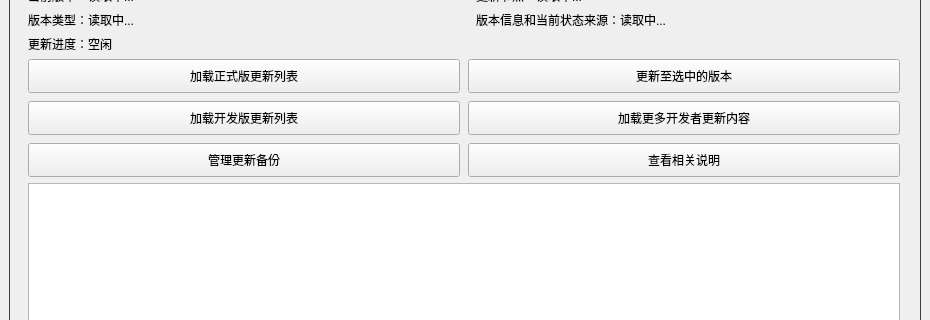
Qt form resource/ui/FAA_3.0.ui (StareAbyss/FoodsVsMiceAutoAssistant) before a commit; both pictures show x 0 to 930 and y 112 to 432 of the 930 by 760 pixel window.
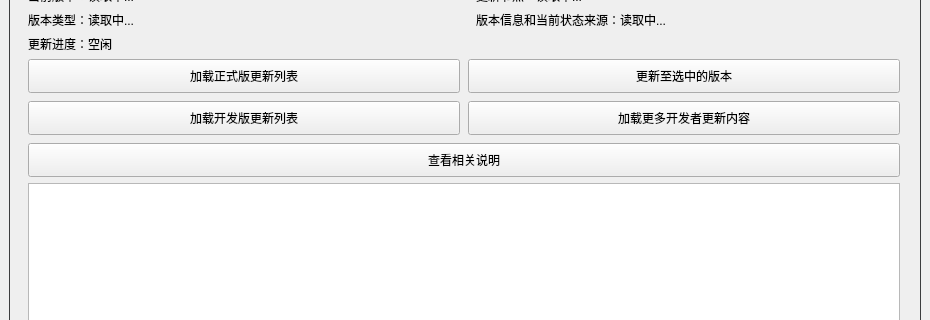
The same form after that commit. The open tabs and pages were chosen to show the change. Icons and pictures are not drawn. Custom widgets are drawn as their Qt base class.

Commit message: feat(安装器): 新增原生环境安装器与快速启动入口，支持环境检测、修复、卸除及备份恢复

Patch:
```diff
--- a/resource/ui/FAA_3.0.ui
+++ b/resource/ui/FAA_3.0.ui
@@ -7434,20 +7434,7 @@
                  </property>
                 </widget>
                </item>
-               <item row="2" column="0">
-                <widget class="QPushButton" name="BackupManagerButton">
-                 <property name="minimumSize">
-                  <size>
-                   <width>0</width>
-                   <height>34</height>
-                  </size>
-                 </property>
-                 <property name="text">
-                  <string>管理更新备份</string>
-                 </property>
-                </widget>
-               </item>
-               <item row="2" column="1">
+               <item row="2" column="0" colspan="2">
                 <widget class="QPushButton" name="UpdateHelpButton">
                  <property name="minimumSize">
                   <size>
```
The commit also changes 45 other files.
